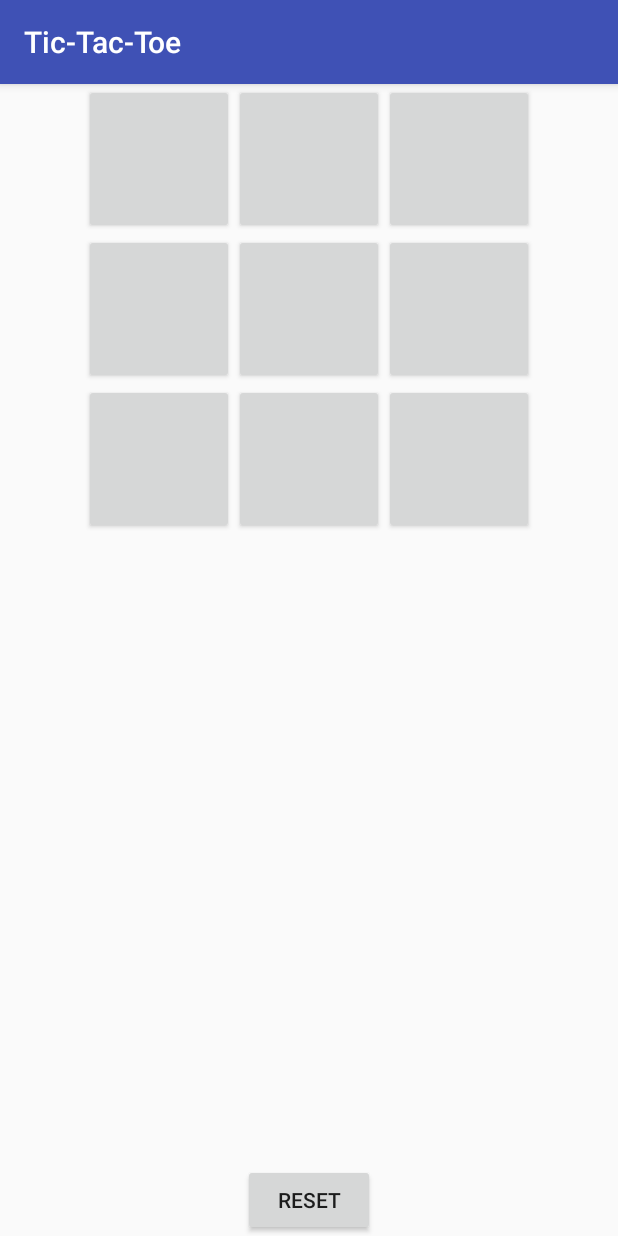
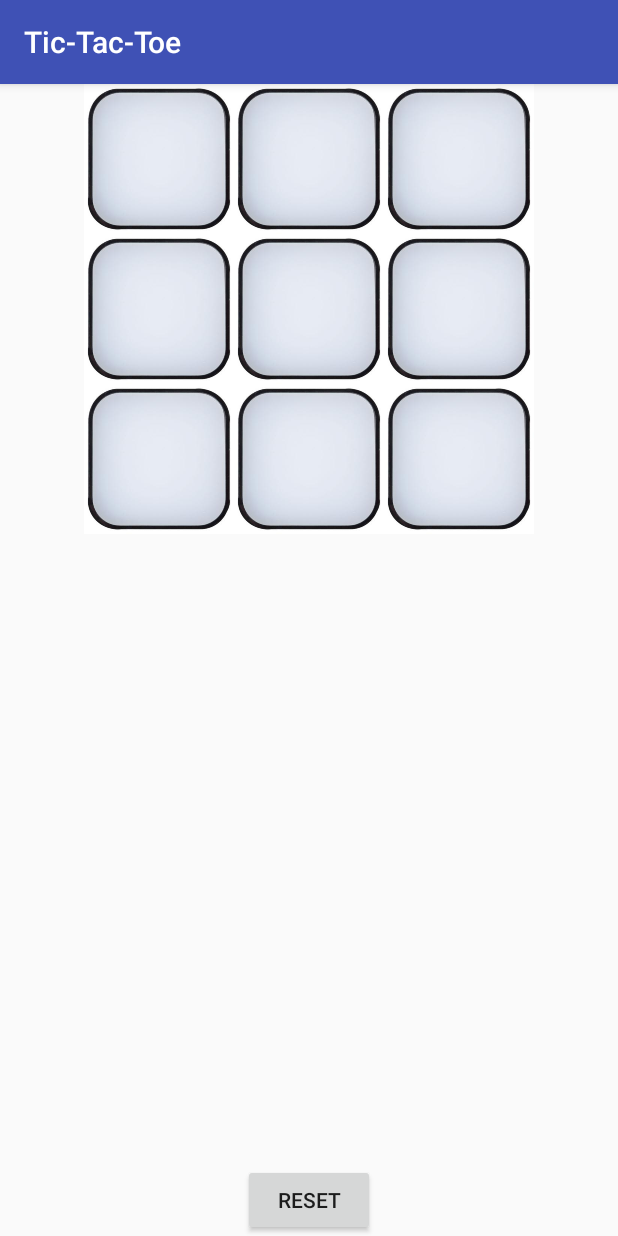
Before and after one commit to NielsvanOpstal/Tic-Tac-Toe, an Android app: the screen it shows after launch (MainActivity), on a phone screen of 412 x 824 dp. Run offline under Robolectric (Android 15) with nearby library versions, the phone set to English and light mode, and no system bars.

Commit message:
de knopjes zijn nu plaatjes, de reset knop werkt nog niet

```diff
--- a/apps/week2/Tic-Tac-Toe/app/src/main/java/com/example/niels/tic_tac_toe/Game.java
+++ b/apps/week2/Tic-Tac-Toe/app/src/main/java/com/example/niels/tic_tac_toe/Game.java
@@ -1,5 +1,6 @@
 package com.example.niels.tic_tac_toe;
 
+import java.io.Serializable;
 import java.text.MessageFormat;
 import java.util.ArrayList;
 import java.util.Arrays;
@@ -10,7 +11,7 @@ import static com.example.niels.tic_tac_toe.Tile.CIRCLE;
 import static com.example.niels.tic_tac_toe.Tile.CROSS;
 import static com.example.niels.tic_tac_toe.Tile.INVALID;
 
-public class Game {
+public class Game implements Serializable {
     final private int BOARD_SIZE = 3;
     private Tile[][] board;
     public Boolean playerOneTurn;  // true if player 1's turn, false if player 2's turn
--- a/apps/week2/Tic-Tac-Toe/app/src/main/java/com/example/niels/tic_tac_toe/MainActivity.java
+++ b/apps/week2/Tic-Tac-Toe/app/src/main/java/com/example/niels/tic_tac_toe/MainActivity.java
@@ -4,6 +4,7 @@ import android.support.v7.app.AppCompatActivity;
 import android.os.Bundle;
 import android.view.View;
 import android.widget.Button;
+import android.widget.ImageButton;
 
 import java.util.ArrayList;
 import java.util.List;
@@ -25,7 +26,7 @@ public class MainActivity extends AppCompatActivity {
 
     public void tileClicked(View view) {
         int id = view.getId();
-        Button button = (Button) view;
+        ImageButton button = (ImageButton) view;
         String tag = view.getTag().toString();
         int place = Integer.parseInt(tag);
 
@@ -36,20 +37,20 @@ public class MainActivity extends AppCompatActivity {
         int column = place % 3;
 
         Tile tile = game.draw(row, column);
-
+        System.out.println(tile);
         switch(tile) {
             case CROSS:
-                button.setText("X");
+                button.setBackgroundResource(R.drawable.cross);
                 break;
             case CIRCLE:
-                button.setText("O");
+                button.setBackgroundResource(R.drawable.circle);
                 break;
             case INVALID:
                 if (game.playerOneTurn) {
-                    game.playerOneTurn = false;
+                    game.playerOneTurn = true;
                 }
                 else{
-                    game.playerOneTurn = true;
+                    game.playerOneTurn = false;
                 }
                 break;
         }
@@ -70,7 +71,7 @@ public class MainActivity extends AppCompatActivity {
             game = new Game();
             for (int id : idList) {
                 Button button = findViewById(id);
-                button.setText("");
+                button.setBackgroundResource(R.drawable.square);
             }
 
         }
--- a/apps/week2/Tic-Tac-Toe/app/src/main/res/layout/activity_main.xml
+++ b/apps/week2/Tic-Tac-Toe/app/src/main/res/layout/activity_main.xml
@@ -13,93 +13,95 @@
         android:layout_gravity="center_horizontal"
         android:layout_weight="1">
 
-        <Button
-            android:id="@+id/button"
+        <ImageButton
+            android:id="@+id/imageButton"
             android:layout_width="100dp"
             android:layout_height="100dp"
             android:onClick="tileClicked"
             android:tag="0"
-            android:text="" />
+            app:layout_column="0"
+            app:layout_row="0"
+            android:background="@drawable/square" />
 
-        <Button
-            android:id="@+id/button2"
+        <ImageButton
+            android:id="@+id/imageButton1"
             android:layout_width="100dp"
             android:layout_height="100dp"
             android:onClick="tileClicked"
             android:tag="1"
-            android:text=""
+            android:background="@drawable/square"
             app:layout_column="1"
             app:layout_row="0" />
 
-        <Button
-            android:id="@+id/button3"
+        <ImageButton
+            android:id="@+id/imageButton2"
             android:layout_width="100dp"
             android:layout_height="100dp"
             android:onClick="tileClicked"
             android:tag="2"
-            android:text=""
+            android:background="@drawable/square"
             app:layout_column="2"
             app:layout_row="0" />
 
-        <Button
-            android:id="@+id/button4"
+        <ImageButton
+            android:id="@+id/imageButton3"
             android:layout_width="100dp"
             android:layout_height="100dp"
             android:onClick="tileClicked"
             android:tag="3"
-            android:text=""
             app:layout_column="0"
-            app:layout_row="1" />
+            app:layout_row="1"
+            android:background="@drawable/square" />
 
-        <Button
-            android:id="@+id/button5"
+        <ImageButton
+            android:id="@+id/imageButton4"
             android:layout_width="100dp"
             android:layout_height="100dp"
             android:onClick="tileClicked"
             android:tag="4"
-            android:text=""
             app:layout_column="1"
-            app:layout_row="1" />
+            app:layout_row="1"
+            android:background="@drawable/square" />
 
-        <Button
-            android:id="@+id/button6"
+        <ImageButton
+            android:id="@+id/imageButton5"
             android:layout_width="100dp"
             android:layout_height="100dp"
             android:onClick="tileClicked"
             android:tag="5"
-            android:text=""
             app:layout_column="2"
-            app:layout_row="1" />
+            app:layout_row="1"
+            android:background="@drawable/square" />
 
-        <Button
-            android:id="@+id/button7"
+        <ImageButton
+            android:id="@+id/imageButton6"
             android:layout_width="100dp"
             android:layout_height="100dp"
             android:onClick="tileClicked"
             android:tag="6"
-            android:text=""
             app:layout_column="0"
-            app:layout_row="2" />
+            app:layout_row="2"
+            android:background="@drawable/square" />
 
-        <Button
-            android:id="@+id/button8"
+        <ImageButton
+            android:id="@+id/imageButton7"
             android:layout_width="100dp"
             android:layout_height="100dp"
             android:onClick="tileClicked"
             android:tag="7"
-            android:text=""
             app:layout_column="1"
-            app:layout_row="2" />
+            app:layout_row="2"
+            android:background="@drawable/square" />
 
-        <Button
-            android:id="@+id/button9"
+        <ImageButton
+            android:id="@+id/imageButton8"
             android:layout_width="100dp"
             android:layout_height="100dp"
             android:onClick="tileClicked"
             android:tag="8"
-            android:text=""
             app:layout_column="2"
-            app:layout_row="2" />
+            app:layout_row="2"
+            android:background="@drawable/square" />
     </android.support.v7.widget.GridLayout>
 
     <Button
```
Also changed, not shown: apps/week2/Tic-Tac-Toe/app/src/main/res/drawable/square.jpg (added).
